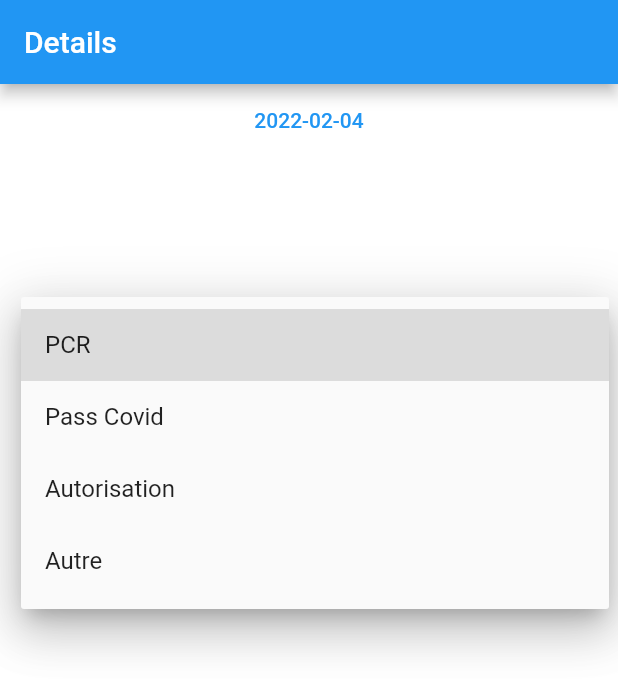
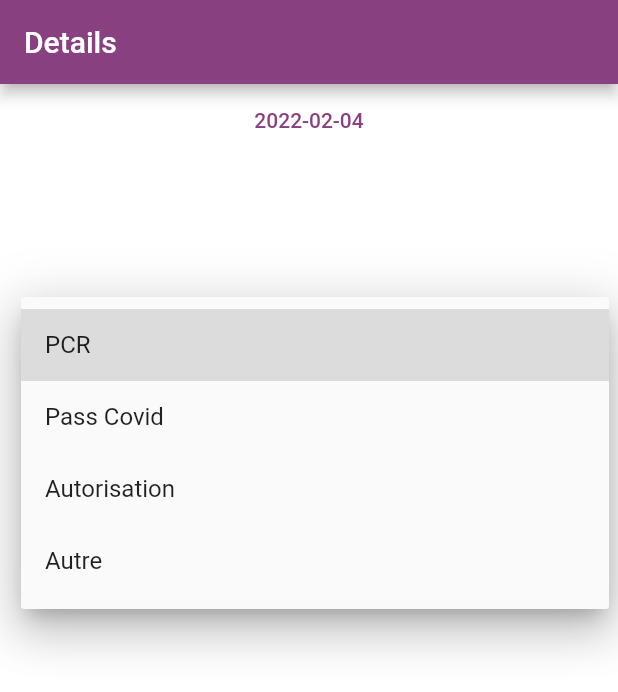
Before and after one commit to oukili-chaimae/flutter_covid_19, a Flutter app: the DetailsScreen screen opened directly with empty values, after a tap on "PCR", on a phone screen of 412 x 824 dp. Shown: the top 692 px of the screen. Run offline on Flutter 3.47's test engine with Material 2 defaults, Android fonts, the phone set to English and light mode, and no system bars; our stand-ins replace bubble_tab_indicator, charts_flutter, device_info, file_picker, flutter_datetime_picker, font_awesome_flutter and 3 more; missing offline and left inert: dart:ffi, dart:html, flutter_cupertino_settings, flutter_nearby_connections, qr_code_scanner, qr_code_tools; generated files the repository leaves out were written again; network calls fail.

Commit message:
Update details_screen.dart

```diff
--- a/lib/screens/details_screen.dart
+++ b/lib/screens/details_screen.dart
@@ -1,3 +1,15 @@
+import 'package:device_info/device_info.dart';
+import 'package:flutter/material.dart';
+import 'package:flutter_covid_dashboard_ui/screens/screens.dart';
+import 'package:objectbox/objectbox.dart';
+import 'package:device_info/device_info.dart';
+import 'package:flutter_nearby_connections/flutter_nearby_connections.dart';
+import 'dart:convert';
+import 'dart:io';
+import 'dart:async';
+import 'dart:math';
+import 'dart:developer' as developer;
+import 'package:http/http.dart' as http;
 import 'package:flutter/material.dart';
 import 'package:flutter_covid_dashboard_ui/screens/intances.dart';
 import 'package:flutter_covid_dashboard_ui/screens/qr_code.dart';
@@ -21,13 +33,45 @@ class _DetailsScreenState extends State<DetailsScreen> {
   DateTime currentDate = DateTime.now();
   String? errorOthers;
   TextEditingController otherController = TextEditingController();
+  String? myId = '';
+
+  Future<String?> _getId() async {
+    var deviceInfo = DeviceInfoPlugin();
+    if (Platform.isIOS) {
+      var iosDeviceInfo = await deviceInfo.iosInfo;
+      return iosDeviceInfo.identifierForVendor; // Unique ID on iOS
+    } else {
+      var androidDeviceInfo = await deviceInfo.androidInfo;
+      return androidDeviceInfo.androidId; // Unique ID on Android
+    }
+  }
+
+  Future<String> serverPost() async {
+    var res = await http.post(
+      Uri.parse('http://e06b-41-92-19-141.ngrok.io' + '/api/v1/save'),
+      headers: <String, String>{
+        'Content-Type': 'application/json; charset=UTF-8',
+      },
+      body: jsonEncode(<String, String?>{
+        'udid': myId,
+      }),
+    );
+    developer.log("res.body : ");
+    developer.log(res.body);
+    return res.body;
+  }
 
   @override
   Widget build(BuildContext context) {
+    _getId().then((id) {
+      print('My ID is ${id}');
+      myId = id;
+    });
     return Scaffold(
       resizeToAvoidBottomInset: false,
       appBar: AppBar(
         title: const Text("Details"),
+        backgroundColor: Color(0xFF884081),
       ),
       body: Column(
         crossAxisAlignment: CrossAxisAlignment.center,
@@ -44,7 +88,7 @@ class _DetailsScreenState extends State<DetailsScreen> {
               },
               child: Text(
                 formatDate(currentDate),
-                style: const TextStyle(color: Colors.blue),
+                style: const TextStyle(color: Color(0xFF884081)),
               )),
           Container(
             child: widget.qrCode.type != 'qrCode'
@@ -70,7 +114,7 @@ class _DetailsScreenState extends State<DetailsScreen> {
               elevation: 16,
               underline: Container(
                 height: 3,
-                color: Theme.of(context).primaryColor,
+                color: Color(0xFF884081),
               ),
               onChanged: (String? newValue) {
                 setState(() {
@@ -123,6 +167,10 @@ class _DetailsScreenState extends State<DetailsScreen> {
                 ),
           ElevatedButton(
             onPressed: () {
+              print(isSwitched);
+              //print('my id is = ${myId}');
+              serverPost();
+
               if (dropdownValue == 'Autre') {
                 if (otherController.value.text.toString().isEmpty) {
                   setState(() {
@@ -139,8 +187,13 @@ class _DetailsScreenState extends State<DetailsScreen> {
               widget.qrCode.date = currentDate;
               myData.box.put(widget.qrCode);
               widget.callback(widget.qrCode);
+              Navigator.pushReplacement(
+                context,
+                MaterialPageRoute(builder: (context) => MyHomePage()),
+              );
             },
-              child: const Text("Validate"))
+            child: const Text("Save"),
+          )
         ],
       ),
     );
```
Lines whose indentation alone changed are shown as unchanged.
